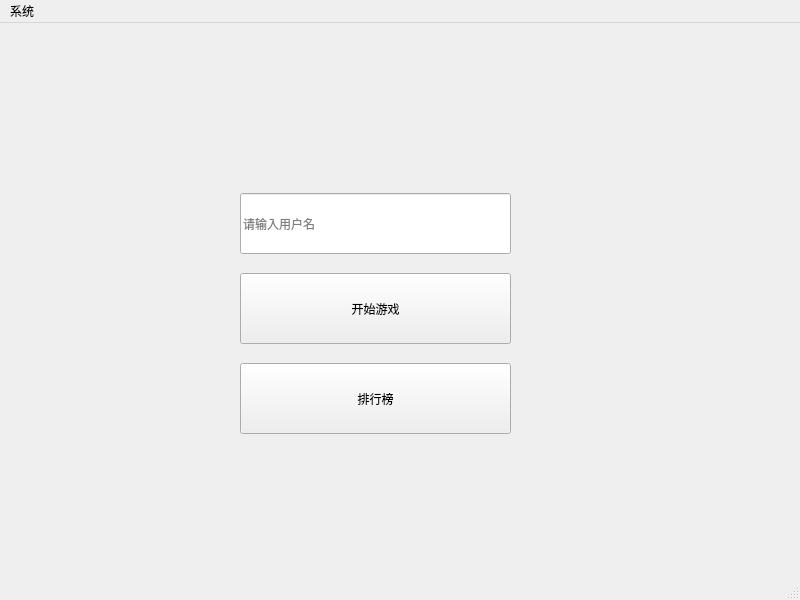
Old version of the form mainwindow.ui in the repository congweiH/yanglegeyang.
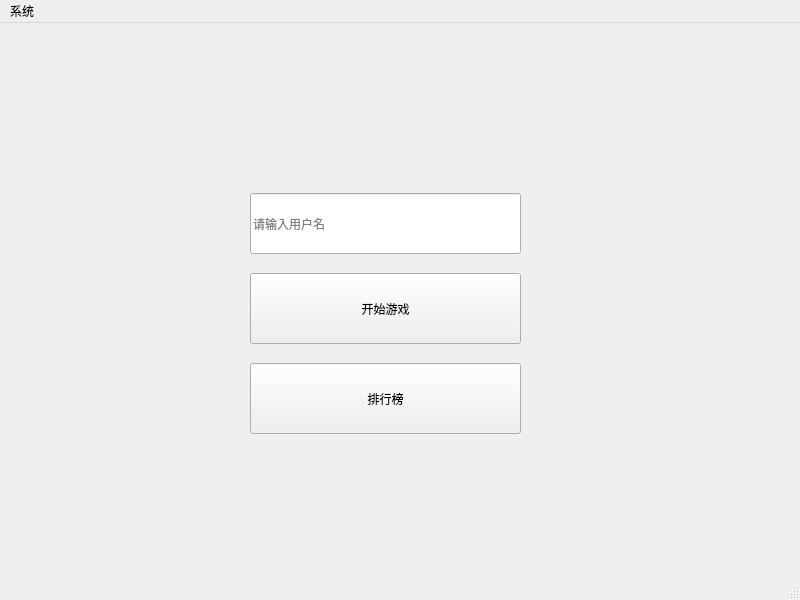
New version of the form.

Patch:
```diff
--- a/mainwindow.ui
+++ b/mainwindow.ui
@@ -23,6 +23,9 @@
       <height>573</height>
      </rect>
     </property>
+    <property name="styleSheet">
+     <string notr="true"/>
+    </property>
     <property name="currentIndex">
      <number>0</number>
     </property>
@@ -30,7 +33,7 @@
      <widget class="QPushButton" name="startGameBtn">
       <property name="geometry">
        <rect>
-        <x>240</x>
+        <x>250</x>
         <y>250</y>
         <width>271</width>
         <height>71</height>
@@ -43,7 +46,7 @@
      <widget class="QPushButton" name="showRankBtn">
       <property name="geometry">
        <rect>
-        <x>240</x>
+        <x>250</x>
         <y>340</y>
         <width>271</width>
         <height>71</height>
@@ -56,7 +59,7 @@
      <widget class="QLineEdit" name="usernamelineEdit">
       <property name="geometry">
        <rect>
-        <x>240</x>
+        <x>250</x>
         <y>170</y>
         <width>271</width>
         <height>61</height>
```
